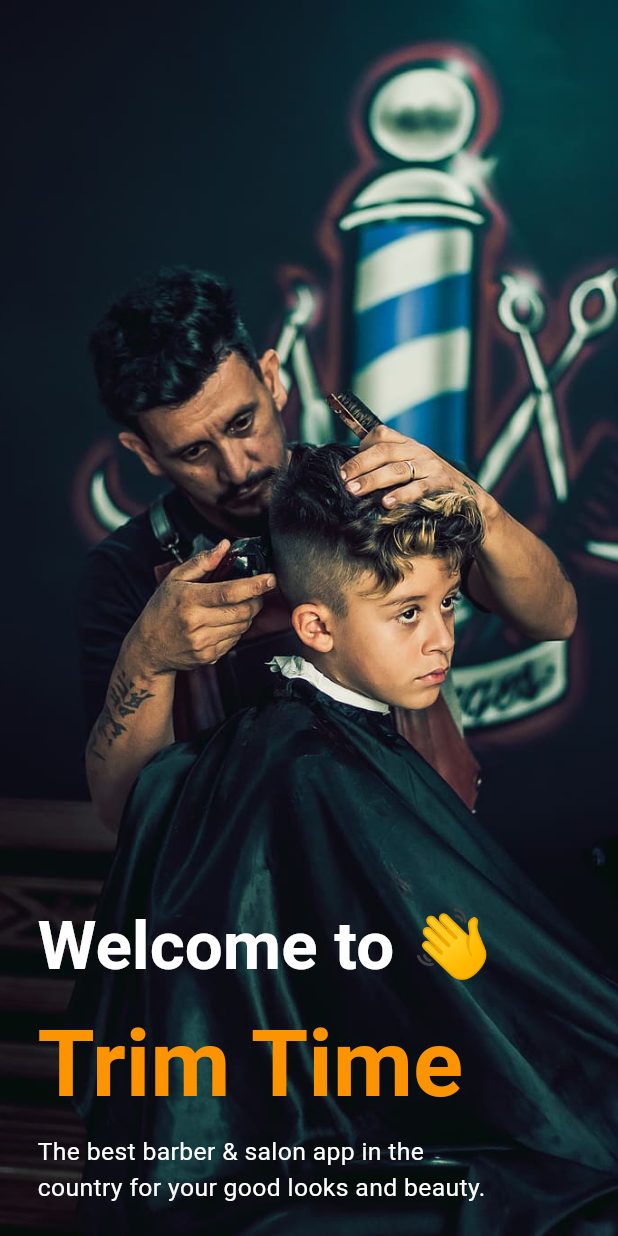
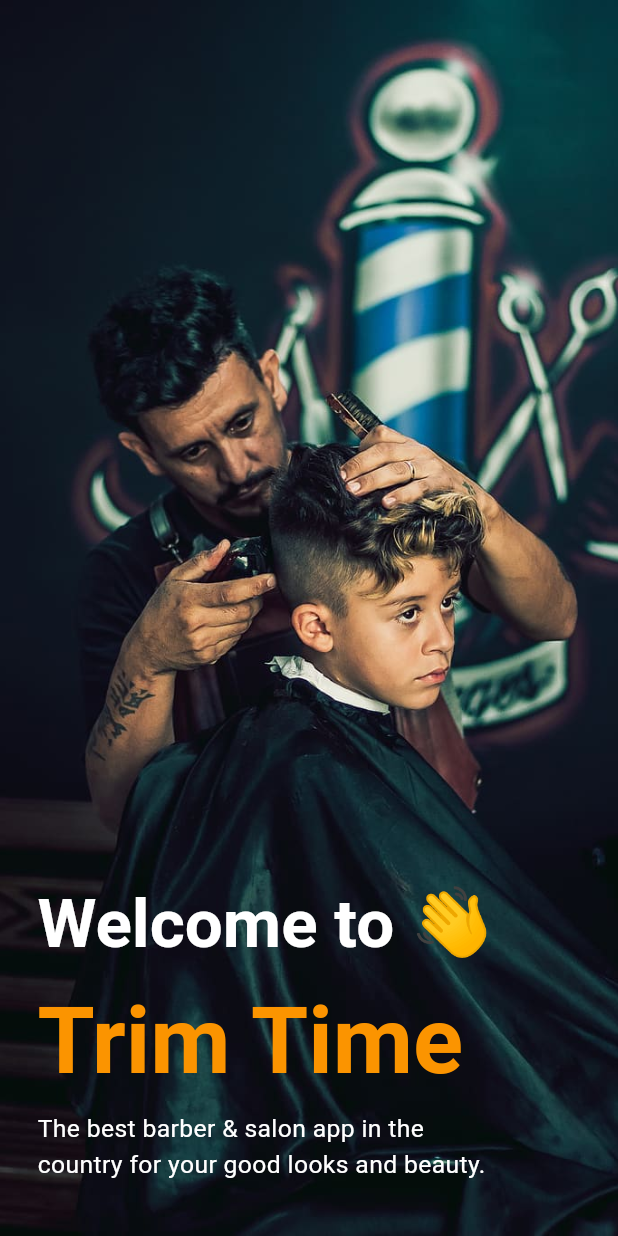
Before and after one commit to MahnoorWaseem/TrimTime-Flutter, a Flutter app: the screen it shows after launch, on a phone screen of 412 x 824 dp. Run offline on Flutter 3.47's test engine with Material 3 defaults, Android fonts, the phone set to English and light mode, and no system bars; drawn by our look-alikes of animated_text_kit, flutter_animate; our stand-ins replace carousel_slider, firebase_core, flutter_spinkit, smooth_page_indicator; accounts and stored records are empty.

Commit message:
(fix): padding fixed

```diff
--- a/lib/views/onBoardingScreens/welcome_screen.dart
+++ b/lib/views/onBoardingScreens/welcome_screen.dart
@@ -22,7 +22,7 @@ class WelcomeScreen extends StatelessWidget {
         },
         child: Container(
           alignment: Alignment.bottomLeft,
-          padding: const EdgeInsets.only(bottom: 20, left: 25),
+          padding: const EdgeInsets.only(bottom: 35, left: 25),
           decoration: const BoxDecoration(
             image: DecorationImage(
               image: AssetImage('assets/images/welcome_bg.jpg'),
```
